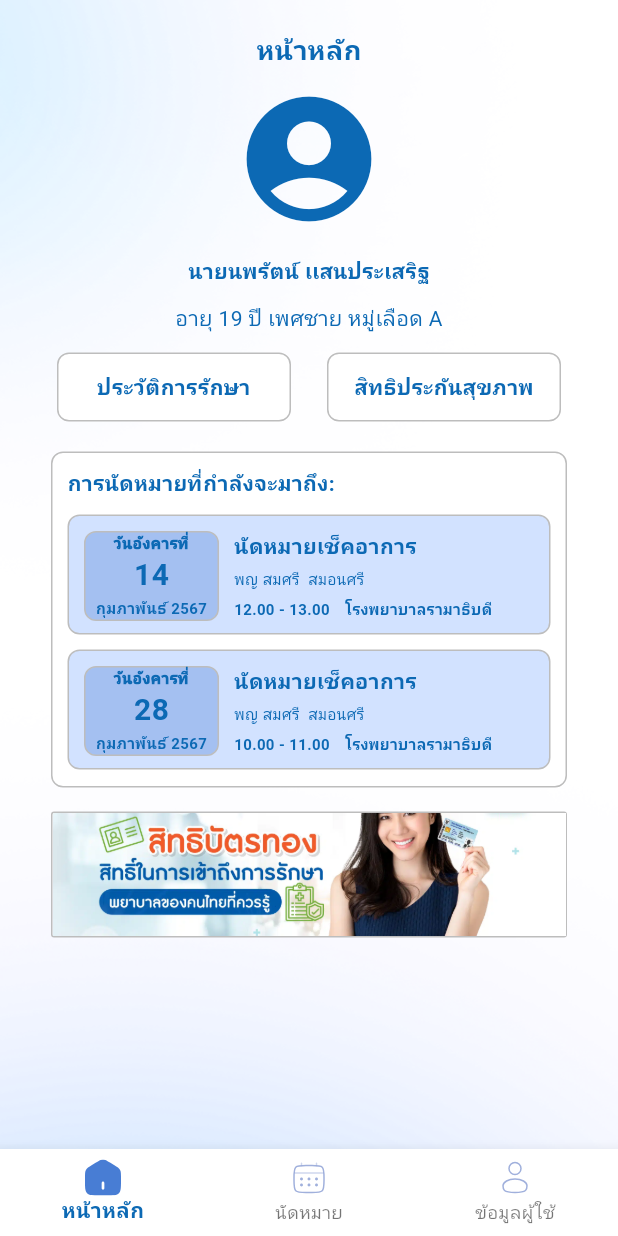
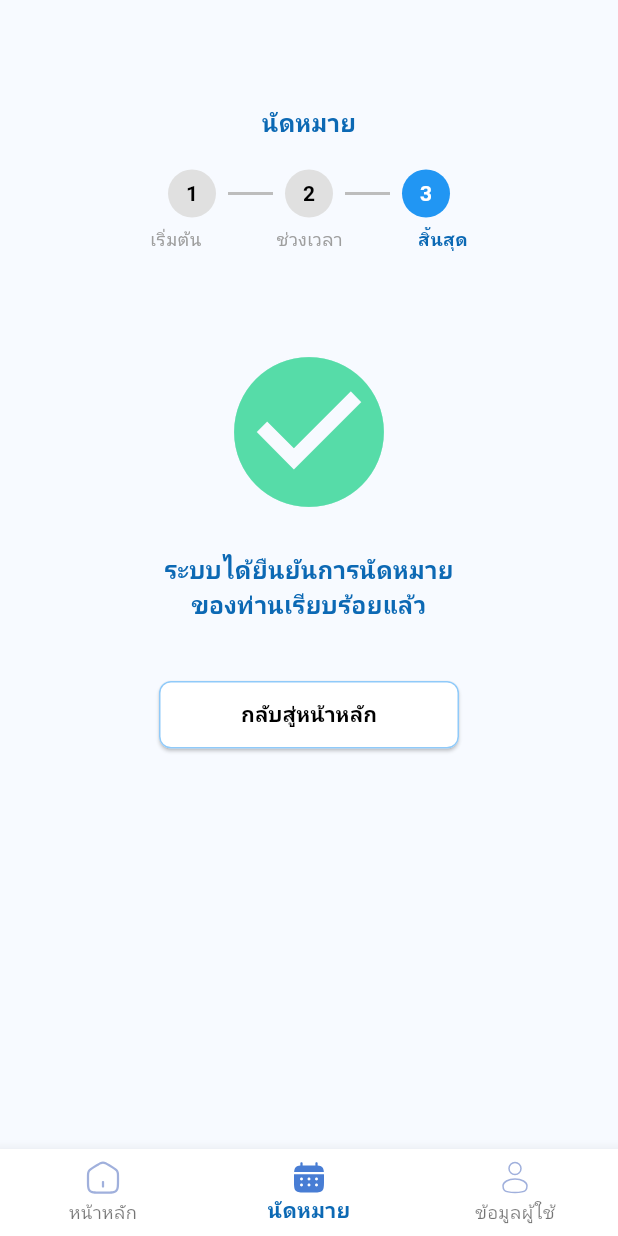
Before and after one commit to CDG-Hackathon/frontend, a Flutter app: the screen it shows after launch, on a phone screen of 412 x 824 dp. Run offline on Flutter 3.47's test engine with Material 3 defaults, Android fonts, the phone set to English and light mode, and no system bars; our stand-ins replace flutter_svg.

Commit message:
schedule_confirmation

```diff
--- a/lib/main.dart
+++ b/lib/main.dart
@@ -1,7 +1,7 @@
 import 'package:flutter/material.dart';
-import 'package:flutter_svg/svg.dart';
+import 'package:flutter_svg/flutter_svg.dart';
 import 'package:frontend/presentation/screens/main_screen.dart';
-import 'presentation/screens/home/home_screen.dart';
+import 'package:frontend/presentation/screens/schedule/schedule_confirmation.dart';
 
 void main() {
   runApp(const MyApp());
@@ -26,22 +26,20 @@
           bodyMedium: TextStyle(color: Colors.black),
         ),
       ),
-      initialRoute: '/',
+      initialRoute: '/test-confirmation', // for preview
       routes: {
-        '/':
-            (context) => Stack(
+        '/': (context) => Stack(
               children: [
                 Positioned.fill(
                   child: Image.asset(
                     'assets/BGAnimation.png',
-                    fit:
-                        BoxFit
-                            .cover,
+                    fit: BoxFit.cover,
                   ),
                 ),
-                MainScreen(),
+                MainScreen(), // ✅ FIXED: removed `const`
               ],
             ),
+        '/test-confirmation': (context) => const ScheduleConfirmationScreen(), // ✅ NEW
       },
     );
   }
--- a/lib/presentation/screens/schedule/schedule_confirmation.dart
+++ b/lib/presentation/screens/schedule/schedule_confirmation.dart
@@ -0,0 +1,32 @@
+import 'package:flutter/material.dart';
+import 'package:frontend/presentation/widgets/navbar/navbar_widget.dart';
+import 'package:frontend/presentation/widgets/schedule/schedule_success_box.dart';
+import 'package:frontend/presentation/widgets/schedule/step_progress_indicator.dart';
+
+class ScheduleConfirmationScreen extends StatelessWidget {
+  const ScheduleConfirmationScreen({super.key});
+
+  @override
+  Widget build(BuildContext context) {
+    return Scaffold(
+      backgroundColor: const Color.fromARGB(255, 247, 250, 255),
+      body: SingleChildScrollView(
+        child: Column(
+          children: const [
+            SizedBox(height: 60),
+            StepProgressIndicator(),
+            SizedBox(height: 60),
+            ScheduleSuccessBox(),
+          ],
+        ),
+      ),
+      bottomNavigationBar: NavbarWidget(
+        currentIndex: 1, // นัดหมาย tab
+        onTap: (index) {
+          // You can route here based on index
+          Navigator.popUntil(context, (route) => route.isFirst);
+        },
+      ),
+    );
+  }
+}
--- a/lib/presentation/widgets/home/profile_header.dart
+++ b/lib/presentation/widgets/home/profile_header.dart
@@ -17,7 +17,7 @@ class _ProfileHeaderState extends State<ProfileHeader> {
           style: TextStyle(
             fontSize: 18,
             fontWeight: FontWeight.bold,
-            color: Color.fromARGB(255, 12, 105, 180),
+            color: Color.fromARGB(255, 26, 39, 50),
           ),
         ),
         SizedBox(height: 10),
--- /dev/null
+++ b/lib/presentation/widgets/schedule/schedule_success_box.dart
@@ -0,0 +1,51 @@
+import 'package:flutter/material.dart';
+
+class ScheduleSuccessBox extends StatelessWidget {
+  const ScheduleSuccessBox({super.key});
+
+  @override
+  Widget build(BuildContext context) {
+    return Column(
+      children: [
+        const Icon(Icons.check_circle,
+            size: 120, color: Color.fromARGB(255, 86, 220, 168)),
+        const SizedBox(height: 20),
+        const Text(
+          'ระบบได้ยืนยันการนัดหมาย\nของท่านเรียบร้อยแล้ว',
+          style: TextStyle(
+            fontSize: 16,
+            color: Color.fromARGB(255, 12, 105, 180),
+            fontWeight: FontWeight.bold,
+          ),
+          textAlign: TextAlign.center,
+        ),
+        const SizedBox(height: 40),
+        SizedBox(
+          width: 200,
+          height: 45,
+          child: ElevatedButton(
+            onPressed: () {
+              Navigator.popUntil(context, (route) => route.isFirst);
+            },
+            style: ElevatedButton.styleFrom(
+              backgroundColor: Colors.white,
+              side: BorderSide(
+                color: Colors.blue.shade200,
+              ),
+              shape: RoundedRectangleBorder(
+                borderRadius: BorderRadius.circular(8),
+              ),
+            ),
+            child: const Text(
+              'กลับสู่หน้าหลัก',
+              style: TextStyle(
+                color: Colors.black,
+                fontWeight: FontWeight.bold,
+              ),
+            ),
+          ),
+        ),
+      ],
+    );
+  }
+}
--- /dev/null
+++ b/lib/presentation/widgets/schedule/step_progress_indicator.dart
@@ -0,0 +1,100 @@
+import 'package:flutter/material.dart';
+
+class StepProgressIndicator extends StatelessWidget {
+  const StepProgressIndicator({super.key});
+
+  @override
+  Widget build(BuildContext context) {
+    return Column(
+      children: [
+        const SizedBox(height: 10),
+        const Text(
+          'นัดหมาย',
+          style: TextStyle(
+            fontSize: 16,
+            fontWeight: FontWeight.bold,
+            color: Color.fromARGB(255, 12, 105, 180),
+          ),
+        ),
+        const SizedBox(height: 20),
+
+        // Row: Step Circles + Lines (center-aligned)
+        Row(
+          mainAxisAlignment: MainAxisAlignment.center,
+          crossAxisAlignment: CrossAxisAlignment.center,
+          children: [
+            _circle('1', false),
+            _line(),
+            _circle('2', false),
+            _line(),
+            _circle('3', true),
+          ],
+        ),
+
+        const SizedBox(height: 6),
+
+        // Row: Labels (aligned under each step)
+        Row(
+          mainAxisAlignment: MainAxisAlignment.center,
+          children: const [
+            _stepLabel('เริ่มต้น', false),
+            SizedBox(width: 50),
+            _stepLabel('ช่วงเวลา', false),
+            SizedBox(width: 50),
+            _stepLabel('สิ้นสุด', true),
+          ],
+        ),
+      ],
+    );
+  }
+
+  Widget _circle(String number, bool isActive) {
+    return Container(
+      width: 32,
+      height: 32,
+      decoration: BoxDecoration(
+        color: isActive ? Colors.blue : Colors.grey.shade300,
+        shape: BoxShape.circle,
+      ),
+      child: Center(
+        child: Text(
+          number,
+          style: TextStyle(
+            color: isActive ? Colors.white : Colors.black,
+            fontWeight: FontWeight.bold,
+          ),
+        ),
+      ),
+    );
+  }
+
+  Widget _line() {
+    return Container(
+      width: 30,
+      height: 2,
+      color: Colors.grey.shade400,
+      margin: const EdgeInsets.symmetric(horizontal: 8),
+    );
+  }
+}
+
+class _stepLabel extends StatelessWidget {
+  final String label;
+  final bool isActive;
+
+  const _stepLabel(this.label, this.isActive);
+
+  @override
+  Widget build(BuildContext context) {
+    return Text(
+      label,
+      style: TextStyle(
+        fontSize: 12,
+        fontWeight: isActive ? FontWeight.bold : FontWeight.normal,
+        color: isActive
+            ? const Color.fromARGB(255, 12, 105, 180)
+            : Colors.grey,
+      ),
+    );
+  }
+}
```
